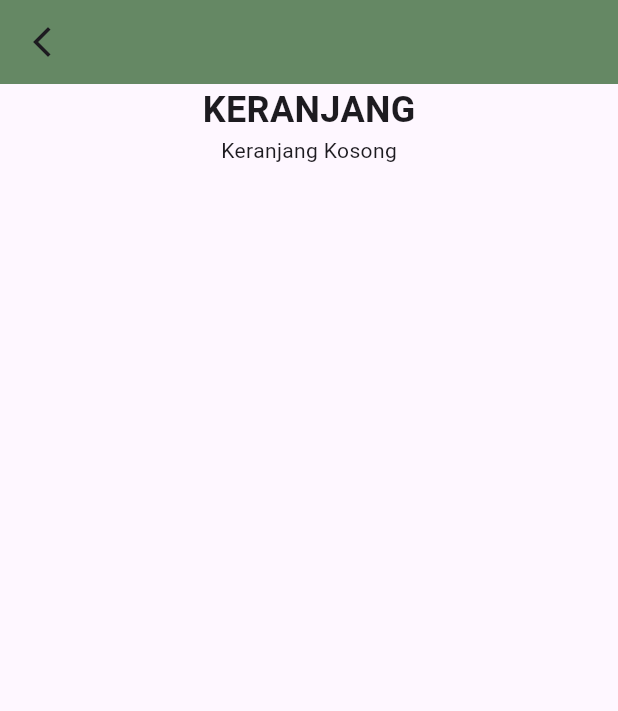
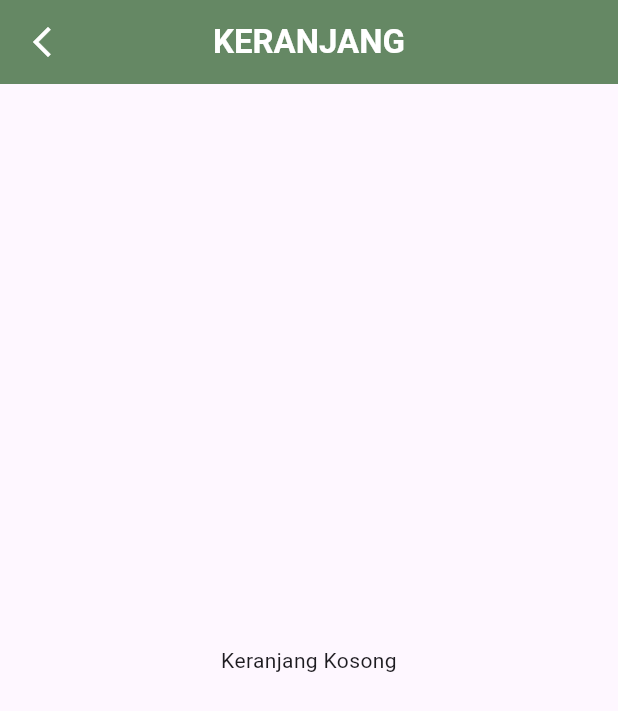
Before and after one commit to Dafrisu/TUBES_PPB, a Flutter app: the Cartpage screen opened directly, on a phone screen of 412 x 824 dp. Shown: the top 711 px of the screen. Run offline on Flutter 3.47's test engine with Material 3 defaults, Android fonts, the phone set to English and light mode, and no system bars; our stand-ins replace expandable_text, flutter_carousel_widget, google_fonts, shared_preferences, timelines; accounts and stored records are empty.

Commit message:
fix layouting dan ganti warna text, dll di appbar

```diff
--- a/lib/cart.dart
+++ b/lib/cart.dart
@@ -23,7 +23,7 @@ class cart extends StatelessWidget {
 
   @override
   Widget build(BuildContext context) {
-    return const Cartpage(title: '');
+    return Cartpage(title: "KERANJANG");
   }
 }
 
@@ -42,28 +42,30 @@ class _cartpagestate extends State<Cartpage> {
         leading: IconButton(
           icon: const Icon(
             Icons.arrow_back_ios_new,
+            color: Colors.white,
           ),
           onPressed: () {
             Navigator.of(context).pop();
           },
         ),
-        title: Center(
-          child: Text(
+        centerTitle: true,
+        title: Text(
           widget.title,
-          ),
+          style: TextStyle(fontWeight: FontWeight.bold, color: Colors.white),
         ),
         backgroundColor: colorpalete[0]["green"],
       ),
       body: Column(
         children: [
-          Text(
-            'KERANJANG',
-            style: TextStyle(fontSize: 24, fontWeight: FontWeight.bold),
+          if (data.listcart.isEmpty)
+            Expanded(
+                child: Center(
+              child: Text(
+                "Keranjang Kosong",
+                textAlign: TextAlign.center,
               ),
-          if (data.listcart.isEmpty)
-            Text("Keranjang Kosong")
+            ))
           else
-            Text('ini ada isinya'),
             Expanded(
               child: ListView.builder(
                   itemCount: data.listcart.length,
@@ -92,7 +94,8 @@ class _cartpagestate extends State<Cartpage> {
                                 Text(
                                   '${data.listcart[index]["nama"]}',
                                   style: TextStyle(
-                                    fontSize: 16, fontWeight: FontWeight.bold),
+                                      fontSize: 16,
+                                      fontWeight: FontWeight.bold),
                                 ),
                                 SizedBox(height: 5),
                                 Text(
```
Also changed, not shown: lib/BarangPenjual.dart (+8 -2 lines), lib/LamanPenjual.dart (+12 -3 lines). Lines whose indentation alone changed are shown as unchanged.
